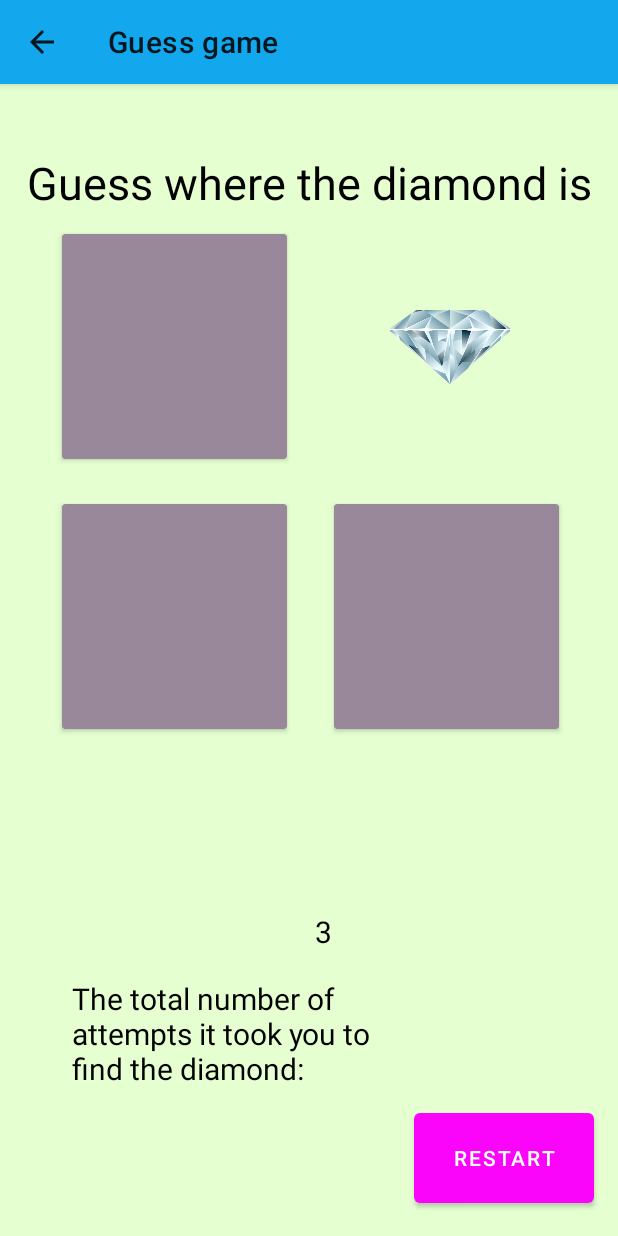
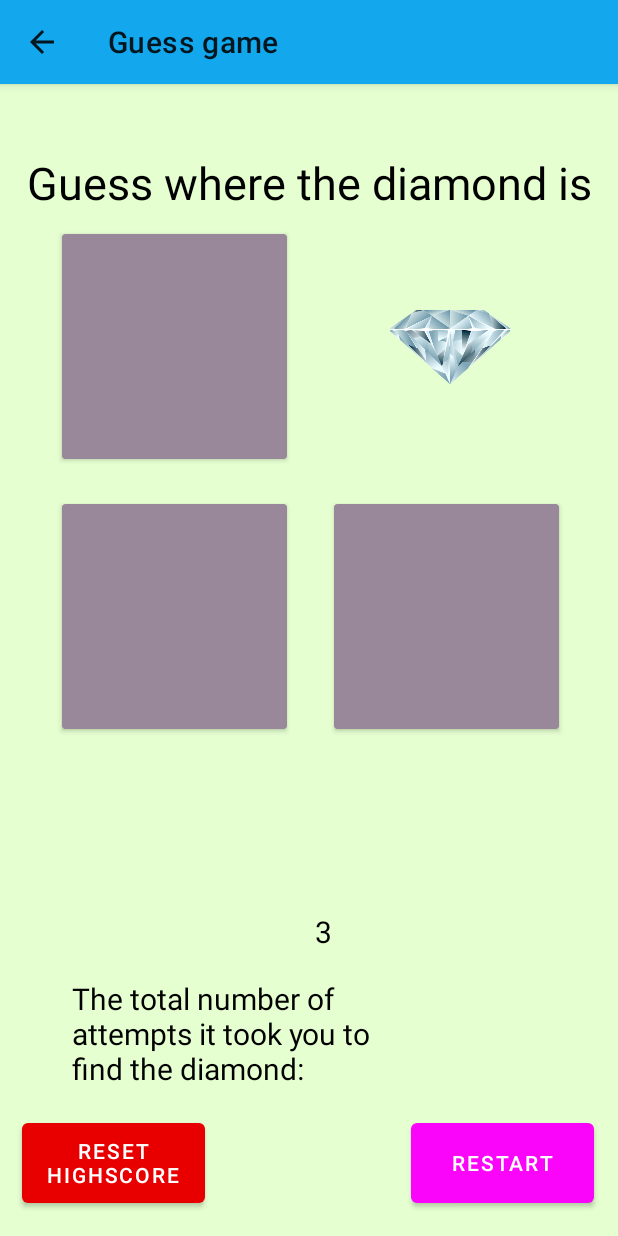
Before and after one commit to Jonnellisuus/Android-java, an Android app: the GuessGame screen opened directly, with no data from a screen before it, after a tap on an icon or button, on a phone screen of 412 x 824 dp. Run offline under Robolectric (Android 15) with nearby library versions, the phone set to English and light mode, and no system bars; network calls fail.

Commit message:
Highscore will be now saved and it can also be reset.

```diff
--- a/android-java-programming/app/src/main/java/com/example/helloworld/GuessGame.java
+++ b/android-java-programming/app/src/main/java/com/example/helloworld/GuessGame.java
@@ -1,5 +1,6 @@
 package com.example.helloworld;
 
+import android.content.SharedPreferences;
 import android.os.Bundle;
 import android.view.View;
 import android.view.animation.Animation;
@@ -20,24 +21,17 @@ import java.util.Random;
 
 public class GuessGame extends AppCompatActivity implements View.OnClickListener {
 
-    CardView firstCard;
-    CardView secondCard;
-    CardView thirdCard;
-    CardView fourthCard;
-
+    CardView firstCard, secondCard, thirdCard, fourthCard;
     Animation inCorrectChoice;
-    Button restartButton;
-
-    TextView guessGameScore;
-    TextView guessGameCurrentTries;
-
-    ImageView firstDiamondImage;
-    ImageView secondDiamondImage;
-    ImageView thirdDiamondImage;
-    ImageView fourthDiamondImage;
+    Button restartButton, resetHighScoreButton;
+    TextView guessGameScore, guessGameCurrentTries, guessGameHighScoreText;
+    ImageView firstDiamondImage, secondDiamondImage, thirdDiamondImage, fourthDiamondImage;
 
     int randomNumber;
     int clickCount = 0;
+    int guessGameHighScore;
+
+    public static final String SHARED_PREFS = "sharedPrefs";
 
     @Override
     protected void onCreate(Bundle savedInstanceState) {
@@ -62,16 +56,24 @@ public class GuessGame extends AppCompatActivity implements View.OnClickListener
         restartButton = findViewById(R.id.restartGuessGame);
         restartButton.setOnClickListener(this);
 
+        resetHighScoreButton = findViewById(R.id.resetHighScore);
+        resetHighScoreButton.setOnClickListener(this);
+
         guessGameScore = findViewById(R.id.guessGameScoreText);
         guessGameCurrentTries = findViewById(R.id.guessGameCurrentTries);
+        guessGameHighScoreText = findViewById(R.id.guessGameHighScore);
 
         inCorrectChoice = AnimationUtils.loadAnimation(getApplicationContext(), R.anim.guess_game_incorrect_answer);
 
-        /*
-        This would be used to generate random number if onStart method was not used.
+        loadHighScore();
+        updateHighScore();
 
-        randomNumber = generateRandomNumber();
-         */
+        if (guessGameHighScore == 0) {
+            guessGameHighScoreText.setVisibility(View.GONE);
+        }
+        else {
+            guessGameHighScoreText.setVisibility(View.VISIBLE);
+        }
     }
 
     @Override
@@ -132,6 +134,15 @@ public class GuessGame extends AppCompatActivity implements View.OnClickListener
 
                     writeScoreToFile();
                     readScoreFromFile();
+
+                    if (guessGameHighScore == 0) {
+                        guessGameHighScoreText.setText(guessGameScore.getText().toString());
+                        saveHighScore();
+                    }
+                    else if (clickCount < guessGameHighScore) {
+                        guessGameHighScoreText.setText(guessGameScore.getText().toString());
+                        saveHighScore();
+                    }
                 }
 
                 else {
@@ -153,6 +164,15 @@ public class GuessGame extends AppCompatActivity implements View.OnClickListener
 
                     writeScoreToFile();
                     readScoreFromFile();
+
+                    if (guessGameHighScore == 0) {
+                        guessGameHighScoreText.setText(guessGameScore.getText().toString());
+                        saveHighScore();
+                    }
+                    else if (clickCount < guessGameHighScore) {
+                        guessGameHighScoreText.setText(guessGameScore.getText().toString());
+                        saveHighScore();
+                    }
                 }
 
                 else {
@@ -174,6 +194,15 @@ public class GuessGame extends AppCompatActivity implements View.OnClickListener
 
                     writeScoreToFile();
                     readScoreFromFile();
+
+                    if (guessGameHighScore == 0) {
+                        guessGameHighScoreText.setText(guessGameScore.getText().toString());
+                        saveHighScore();
+                    }
+                    else if (clickCount < guessGameHighScore) {
+                        guessGameHighScoreText.setText(guessGameScore.getText().toString());
+                        saveHighScore();
+                    }
                 }
 
                 else {
@@ -195,6 +224,15 @@ public class GuessGame extends AppCompatActivity implements View.OnClickListener
 
                     writeScoreToFile();
                     readScoreFromFile();
+
+                    if (guessGameHighScore == 0) {
+                        guessGameHighScoreText.setText(guessGameScore.getText().toString());
+                        saveHighScore();
+                    }
+                    else if (clickCount < guessGameHighScore) {
+                        guessGameHighScoreText.setText(guessGameScore.getText().toString());
+                        saveHighScore();
+                    }
                 }
 
                 else {
@@ -210,8 +248,33 @@ public class GuessGame extends AppCompatActivity implements View.OnClickListener
                 startActivity(getIntent());
                 break;
 
+            case R.id.resetHighScore:
+                SharedPreferences sharedPreferences = getSharedPreferences(SHARED_PREFS,0);
+                SharedPreferences.Editor editor = sharedPreferences.edit();
+                editor.remove("HighScore");
+                editor.apply();
+
+                finish();
+                startActivity(getIntent());
+                break;
+
             default:
                 break;
         }
     }
+
+    public void saveHighScore() {
+        SharedPreferences sharedPreferences = getSharedPreferences(SHARED_PREFS, MODE_PRIVATE);
+        SharedPreferences.Editor editor = sharedPreferences.edit();
+        int saveHighScore = Integer.parseInt(guessGameHighScoreText.getText().toString().trim());
+        editor.putInt("HighScore", saveHighScore);
+        editor.apply();
+    }
+    public void loadHighScore() {
+        SharedPreferences sharedPreferences = getSharedPreferences(SHARED_PREFS, MODE_PRIVATE);
+        guessGameHighScore = sharedPreferences.getInt("HighScore", 0);
+    }
+    public void updateHighScore() {
+        guessGameHighScoreText.setText(String.valueOf(guessGameHighScore));
+    }
 }
--- a/android-java-programming/app/src/main/res/layout/activity_guess_game.xml
+++ b/android-java-programming/app/src/main/res/layout/activity_guess_game.xml
@@ -133,14 +133,25 @@
 
     <Button
         android:id="@+id/restartGuessGame"
-        android:layout_width="120dp"
-        android:layout_height="72dp"
+        android:layout_width="122dp"
+        android:layout_height="65dp"
         android:layout_gravity="end|bottom"
         android:layout_margin="16dp"
         android:layout_marginEnd="204dp"
         android:layout_marginBottom="80dp"
         android:text="@string/guessGameRefreshButton"
         app:backgroundTint="@color/guessGameRestartButton"
+        app:layout_constraintBottom_toBottomOf="parent"
+        app:layout_constraintEnd_toEndOf="parent" />
+
+    <Button
+        android:id="@+id/resetHighScore"
+        android:layout_width="122dp"
+        android:layout_height="65dp"
+        android:layout_marginEnd="275dp"
+        android:layout_marginBottom="16dp"
+        android:text="@string/guessGameResetHighScoreButton"
+        app:backgroundTint="@color/resetHighScoreButton"
         app:layout_constraintBottom_toBottomOf="parent"
         app:layout_constraintEnd_toEndOf="parent" />
 
@@ -188,31 +199,16 @@
         app:layout_constraintTop_toTopOf="parent"
         app:layout_constraintVertical_bias="0.855" />
 
-    <!--
-    <com.google.android.material.bottomnavigation.BottomNavigationView
-        android:id="@+id/nav_view"
-        android:layout_width="0dp"
-        android:layout_height="wrap_content"
-        android:layout_marginStart="0dp"
-        android:layout_marginEnd="0dp"
-        android:background="?android:attr/windowBackground"
-        app:layout_constraintBottom_toBottomOf="parent"
-        app:layout_constraintLeft_toLeftOf="parent"
-        app:layout_constraintRight_toRightOf="parent"
-        app:menu="@menu/bottom_nav_menu" />
-
-    <androidx.fragment.app.FragmentContainerView
-        android:id="@+id/nav_host_fragment"
-        android:name="androidx.navigation.fragment.NavHostFragment"
-        android:layout_width="match_parent"
-        android:layout_height="match_parent"
-        app:defaultNavHost="true"
-        app:layout_constraintBottom_toTopOf="@id/nav_view"
-        app:layout_constraintLeft_toLeftOf="parent"
-        app:layout_constraintRight_toRightOf="parent"
-        app:layout_constraintTop_toTopOf="parent"
-        app:layout_constraintVertical_bias="0.49"
-        app:navGraph="@navigation/mobile_navigation" />
-        -->
+    <TextView
+        android:id="@+id/guessGameHighScore"
+        android:layout_width="53dp"
+        android:layout_height="38dp"
+        android:layout_marginStart="304dp"
+        android:layout_marginTop="580dp"
+        android:gravity="center_horizontal"
+        android:textColor="@android:color/black"
+        android:textSize="15sp"
+        app:layout_constraintStart_toStartOf="parent"
+        app:layout_constraintTop_toTopOf="parent" />
 
 </androidx.constraintlayout.widget.ConstraintLayout>
--- a/android-java-programming/app/src/main/res/values/colors.xml
+++ b/android-java-programming/app/src/main/res/values/colors.xml
@@ -10,6 +10,7 @@
 
     <color name="guessGameCardColor">#989</color>
     <color name="guessGameRestartButton">#FA04FA</color>
+    <color name="resetHighScoreButton">#E80000</color>
 
     <color name="searchCompanyButton">#37A14D</color>
 </resources>
--- a/android-java-programming/app/src/main/res/values/strings.xml
+++ b/android-java-programming/app/src/main/res/values/strings.xml
@@ -11,6 +11,7 @@
     <string name="guessGameCurrentTries" translatable="false">0</string>
     <string name="guessGameTotalTriesText">"The total number of attempts it took you to find the diamond: "</string>
     <string name="guessGameRefreshButton">Restart</string>
+    <string name="guessGameResetHighScoreButton">Reset highscore</string>
 
     <string name="title_activity_main" translatable="false">MainActivity</string>
     <string name="title_home">Home</string>
```
Also changed, not shown: 1 other file.
